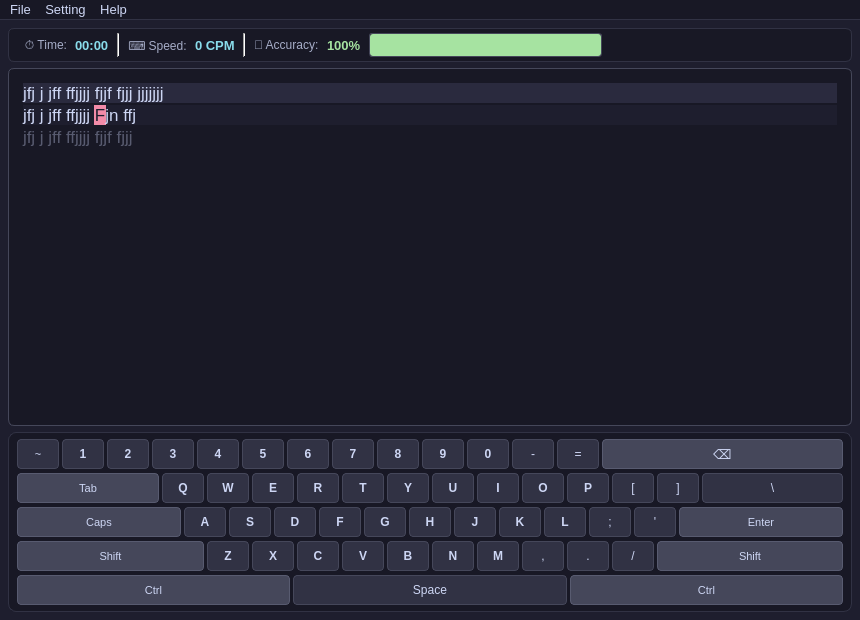
Kem-Vitaliy/qt-lab, file TypingTrainer/mainwindow.ui: the form before one commit.
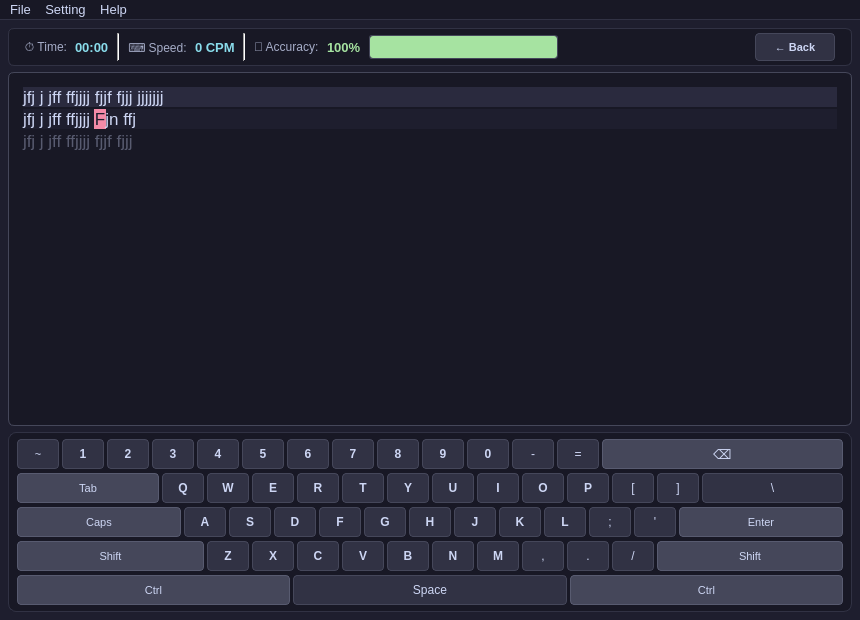
The form after the commit.

The edit to the form file:
```diff
--- a/TypingTrainer/mainwindow.ui
+++ b/TypingTrainer/mainwindow.ui
@@ -399,12 +399,34 @@
              </property>
              <property name="sizeHint" stdset="0">
               <size>
-               <width>0</width>
-               <height>0</height>
+               <width>40</width>
+               <height>20</height>
               </size>
              </property>
             </spacer>
            </item>
+           <item>
+            <widget class="QPushButton" name="btnBackToMain">
+             <property name="minimumSize">
+              <size>
+               <width>80</width>
+               <height>28</height>
+              </size>
+             </property>
+             <property name="styleSheet">
+              <string>QPushButton {
+    background-color: #313244; color: #cdd6f4;
+    border: 1px solid #45475a; border-radius: 4px;
+    font-size: 11px; font-weight: bold;
+}
+QPushButton:hover { background-color: #45475a; }
+QPushButton:pressed { background-color: #585b70; }</string>
+             </property>
+             <property name="text">
+              <string>← Back</string>
+             </property>
+            </widget>
+           </item>
           </layout>
          </widget>
         </item>
```
